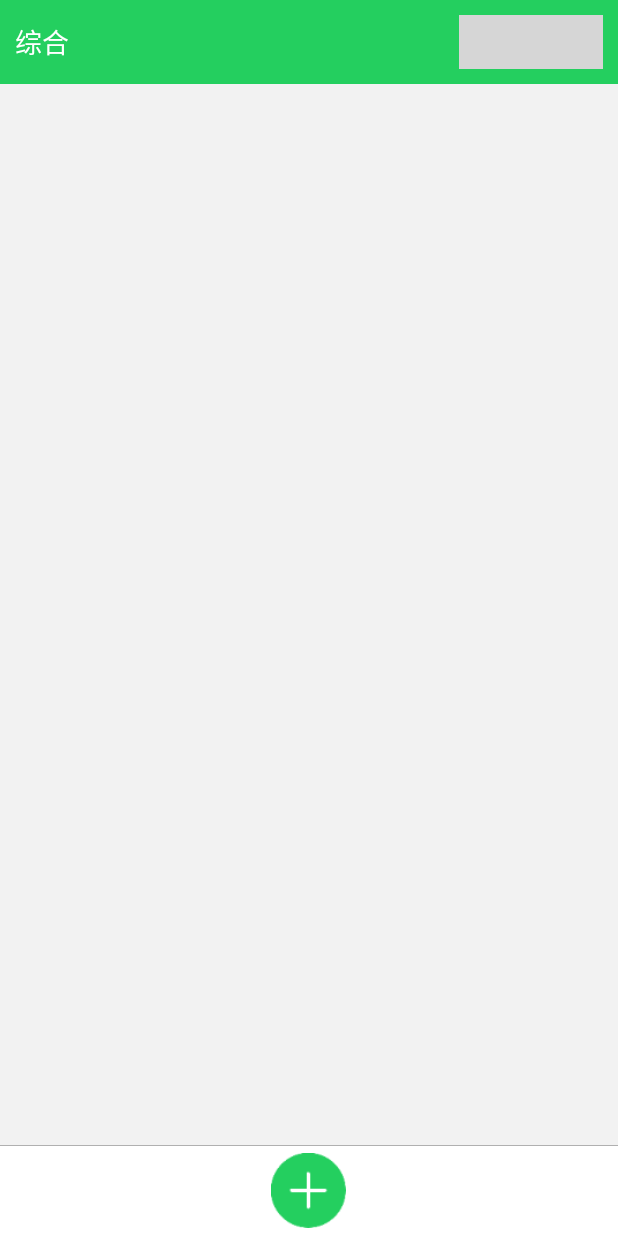
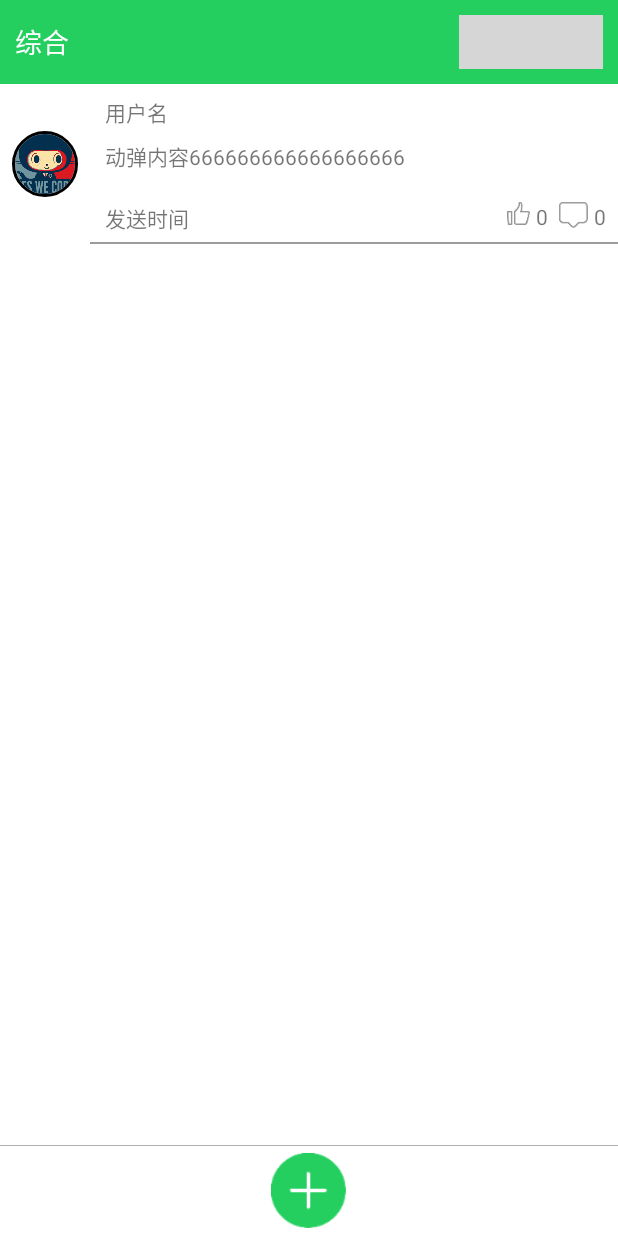
Before and after one commit to hejun1270/OpenChina, an Android app: the fragment NewTweetsFragment placed in its activity, on a phone screen of 412 x 824 dp. Run offline under Robolectric (Android 15) with nearby library versions, the phone set to English and light mode, and no system bars; our stand-ins replace ButterKnife, CircleImageView; libraries missing offline, so code that uses them is left out: com.jaeger.library, com.trycatch.mysnackbar; pictures from the network do not load; 13 statements that could not run were skipped; grey boxes are pictures that could not be loaded.

Commit message:
动弹界面相关页面3 页面刷新

```diff
--- a/app/src/main/java/com/itheima/openchina/adapters/TweetAdapter.java
+++ /dev/null
@@ -1,45 +0,0 @@
-package com.itheima.openchina.adapters;
-
-import android.content.Context;
-import android.support.v7.widget.RecyclerView;
-import android.view.LayoutInflater;
-import android.view.View;
-
-import com.itheima.openchina.R;
-import com.itheima.openchina.bases.BaseRecyclerAdapter;
-
-import java.util.List;
-
-import butterknife.ButterKnife;
-
-
-/**
- * Author:  张慧强
- * Version:  1.0
- * Date:    2017/11/4 0004
- * Modify:
- * Description: //TODO
- * Copyright notice:
- */
-public class TweetAdapter<T> extends BaseRecyclerAdapter {
-
-
-    public TweetAdapter(Context context, List<T> list) {
-        super(context, list);
-    }
-
-
-
-
-    @Override
-    protected View createItemBodyLayout() {
-        View view = LayoutInflater.from(getContext()).inflate(R.layout.item_tweet_new_view,null);
-        ButterKnife.bind(this,view);
-        return view;
-    }
-
-    @Override
-    protected void createViewBodyItem(RecyclerView.ViewHolder holder, int position) {
-
-    }
-}
--- /dev/null
+++ b/app/src/main/java/com/itheima/openchina/adapters/tweetAdapter/TweetAdapter.java
@@ -0,0 +1,66 @@
+package com.itheima.openchina.adapters.tweetAdapter;
+
+import android.content.Context;
+import android.support.v7.widget.RecyclerView;
+import android.view.View;
+import android.widget.TextView;
+
+import com.bumptech.glide.Glide;
+import com.itheima.openchina.R;
+import com.itheima.openchina.bases.BaseRecyclerAdapter;
+import com.itheima.openchina.beans.TweetInfoBean;
+
+import java.util.ArrayList;
+import java.util.List;
+
+import de.hdodenhof.circleimageview.CircleImageView;
+
+
+/**
+ * Author:  张慧强
+ * Version:  1.0
+ * Date:    2017/11/4 0004
+ * Modify:
+ * Description: //TODO
+ * Copyright notice:
+ */
+public class TweetAdapter<T> extends BaseRecyclerAdapter {
+
+    private List<TweetInfoBean.ResultBean.TweetItem> list=new ArrayList<>();
+    public TweetAdapter(Context context, List<TweetInfoBean.ResultBean.TweetItem> list) {
+        super(context, list);
+        this.list=list;
+    }
+
+
+
+
+    @Override
+    protected View createItemBodyLayout() {
+
+        View view =View.inflate(getContext(), R.layout.item_tweet_new_view,null);
+        return view;
+    }
+
+    @Override
+    protected void createViewBodyItem(RecyclerView.ViewHolder holder, int position) {
+        //用户头像
+        CircleImageView userImg = holder.itemView.findViewById(R.id.profile_image);
+        Glide.with(getContext()).load(list.get(position).getAuthor().getPortrait()).into(userImg);
+        //用户名
+        TextView userName = holder.itemView.findViewById(R.id.tv_user_name);
+           userName.setText(list.get(position).getAuthor().getName());
+           //动弹内容
+        TextView tweetContent = holder.itemView.findViewById(R.id.tv_tweet_content);
+        tweetContent.setText(list.get(position).getContent());
+        //发送时间
+        TextView sendTime = holder.itemView.findViewById(R.id.tv_send_time);
+        sendTime.setText(list.get(position).getPubDate());
+        //点赞数量
+        TextView thunbupNum = holder.itemView.findViewById(R.id.tv_thumbup_num);
+        thunbupNum.setText(list.get(position).getLikeCount());
+        //评论数量
+
+
+    }
+}
--- a/app/src/main/java/com/itheima/openchina/ui/fragment/FindFragment.java
+++ b/app/src/main/java/com/itheima/openchina/ui/fragment/FindFragment.java
@@ -1,18 +1,12 @@
 package com.itheima.openchina.ui.fragment;
 
 import android.content.Intent;
-import android.net.Uri;
 import android.view.View;
-import android.widget.TextView;
-import android.widget.Toast;
-
 
 import com.google.zxing.activity.CaptureActivity;
 import com.itheima.openchina.R;
-import com.itheima.openchina.bases.BaseFragment;
 import com.itheima.openchina.bases.BasePagerFragment;
 import com.itheima.openchina.ui.activity.OpenChinaActivity;
-import com.itheima.openchina.utils.ToastUtil;
 
 /**
  * User:DoctorHe <p/>
--- a/app/src/main/java/com/itheima/openchina/ui/fragment/tweetfragments/NewTweetsFragment.java
+++ b/app/src/main/java/com/itheima/openchina/ui/fragment/tweetfragments/NewTweetsFragment.java
@@ -5,10 +5,11 @@ import android.support.v7.widget.RecyclerView;
 import android.view.View;
 
 import com.itheima.openchina.R;
-import com.itheima.openchina.adapters.TweetAdapter;
+import com.itheima.openchina.adapters.tweetAdapter.TweetAdapter;
 import com.itheima.openchina.bases.BaseFragment;
 import com.itheima.openchina.beans.TweetInfoBean;
 import com.itheima.openchina.cacheadmin.LoadData;
+import com.itheima.openchina.utils.Utils;
 
 import java.util.ArrayList;
 import java.util.List;
@@ -26,7 +27,7 @@ public class NewTweetsFragment extends BaseFragment {
     private RecyclerView recyclerView;
     private List<TweetInfoBean.ResultBean.TweetItem> tweetItems=new ArrayList<>();
     private TweetAdapter recyclerViewAdapter;
-
+    private View view;
 
 
     @Override
@@ -36,21 +37,23 @@ public class NewTweetsFragment extends BaseFragment {
 
     @Override
     protected View onCreateContentView() {
-        View view = View.inflate(getContext(), R.layout.view_fragment_item_list, null);
-         recyclerView = view.findViewById(R.id.rv_item_recycler_view);
-        init();
+        view = View.inflate(getContext(), R.layout.recycleview_view, null);
+        recyclerView = (RecyclerView) view;
+           init();
         return view;
     }
 
     private void init() {
+
         recyclerView.setLayoutManager(new LinearLayoutManager(getContext(),LinearLayoutManager.VERTICAL,false));
         recyclerViewAdapter = new TweetAdapter<TweetInfoBean.ResultBean.TweetItem>(getContext(),tweetItems);
+
         recyclerView.setAdapter(recyclerViewAdapter);
     }
 
     @Override
     protected void onStartLoadData() {
-        loadSuccess();
+
 
         /*Thread thread = Thread.currentThread();
         Log.d("------------",thread+"");*/
@@ -58,18 +61,26 @@ public class NewTweetsFragment extends BaseFragment {
                @Override
                public void run() {
                    TweetInfoBean beanData = LoadData.getInstance().getBeanData("http://www.oschina.net/action/apiv2/tweets?type=1", TweetInfoBean.class);
-                   tweetItems.addAll(beanData.getResult().getItems());
+                   List<TweetInfoBean.ResultBean.TweetItem> tweetItemList = beanData.getResult().getItems();
+
+                   tweetItems.addAll(tweetItemList);
+
+                    doLoadData();
                }
            }).start();
-/*
-        Utils.runOnUIThread(new Runnable() {
-            @Override
-            public void run() {
-                recyclerViewAdapter.notifyDataSetChanged();
-            }
-        });*/
+       //recyclerViewAdapter.notifyDataSetChanged();
 
 
 
     }
+
+    private void doLoadData() {
+        Utils.runOnUIThread(new Runnable() {
+            @Override
+            public void run() {
+                loadSuccess();
+
+            }
+        });
+    }
 }
--- a/app/src/main/res/layout/item_tweet_new_view.xml
+++ b/app/src/main/res/layout/item_tweet_new_view.xml
@@ -1,16 +1,11 @@
 <?xml version="1.0" encoding="utf-8"?>
 <LinearLayout xmlns:android="http://schemas.android.com/apk/res/android"
     xmlns:app="http://schemas.android.com/apk/res-auto"
-    android:orientation="vertical"
-    android:layout_width="match_parent"
-    android:layout_height="wrap_content">
-  <LinearLayout
     android:orientation="horizontal"
     android:layout_width="match_parent"
     android:layout_height="wrap_content">
-
   <de.hdodenhof.circleimageview.CircleImageView
-          android:layout_marginLeft="5dp"
+              android:padding="8dp"
               xmlns:app="http://schemas.android.com/apk/res-auto"
               android:id="@+id/profile_image"
               android:layout_width="60dp"
@@ -19,34 +14,37 @@
               android:src="@drawable/images"
               app:civ_border_width="2dp"
               app:civ_border_color="#FF000000"/>
-    <LinearLayout
-        android:orientation="vertical"
-        android:padding="8dp"
+  <RelativeLayout
+      android:id="@+id/rl"
       android:layout_width="match_parent"
       android:layout_height="wrap_content">
     <TextView
         android:id="@+id/tv_user_name"
         android:text="用户名"
+        android:layout_marginTop="8dp"
+        android:layout_marginLeft="10dp"
         android:layout_width="match_parent"
         android:layout_height="wrap_content" />
     <TextView
         android:id="@+id/tv_tweet_content"
         android:text="动弹内容666666666666666666"
         android:layout_marginTop="8dp"
+        android:layout_marginLeft="10dp"
+        android:layout_below="@id/tv_user_name"
         android:layout_width="match_parent"
         android:layout_height="wrap_content" />
-
-        <RelativeLayout
-            android:layout_marginTop="20dp"
-            android:layout_width="match_parent"
-            android:layout_height="wrap_content">
     <TextView
         android:id="@+id/tv_send_time"
+        android:layout_below="@id/tv_tweet_content"
+        android:layout_marginTop="20dp"
+        android:layout_marginLeft="10dp"
         android:text="发送时间"
         android:layout_width="wrap_content"
         android:layout_height="wrap_content" />
     <LinearLayout
         android:layout_marginRight="8dp"
+        android:layout_below="@id/tv_tweet_content"
+        android:layout_marginTop="20dp"
         android:layout_alignParentRight="true"
         android:orientation="horizontal"
         android:layout_width="wrap_content"
@@ -75,17 +73,29 @@
           android:layout_width="wrap_content"
           android:layout_height="wrap_content" />
     </LinearLayout>
+    <View
+        android:layout_marginTop="5dp"
+        android:layout_below="@id/tv_send_time"
+        android:layout_width="match_parent"
+        android:background="#9c9c9c"
+        android:layout_height="1dp"/>
   </RelativeLayout>
-    </LinearLayout>
-      <view
-          android:layout_width="match_parent"
-          android:background="@color/black"
-          android:layout_height="1dp"/>
 
 </LinearLayout>
-    <!--<view
+
+    <!--<LinearLayout
+        android:orientation="vertical"
+        android:padding="8dp"
         android:layout_width="match_parent"
-        android:background="@color/black"
-        android:layout_height="1dp"/>-->
+        android:layout_height="wrap_content">
 
-</LinearLayout>
+
+
+        <RelativeLayout
+            android:layout_marginTop="20dp"
+            android:layout_width="match_parent"
+            android:layout_height="wrap_content">
+
+
+        </RelativeLayout>
+    </LinearLayout>-->
```
Lines whose indentation alone changed are shown as unchanged.
